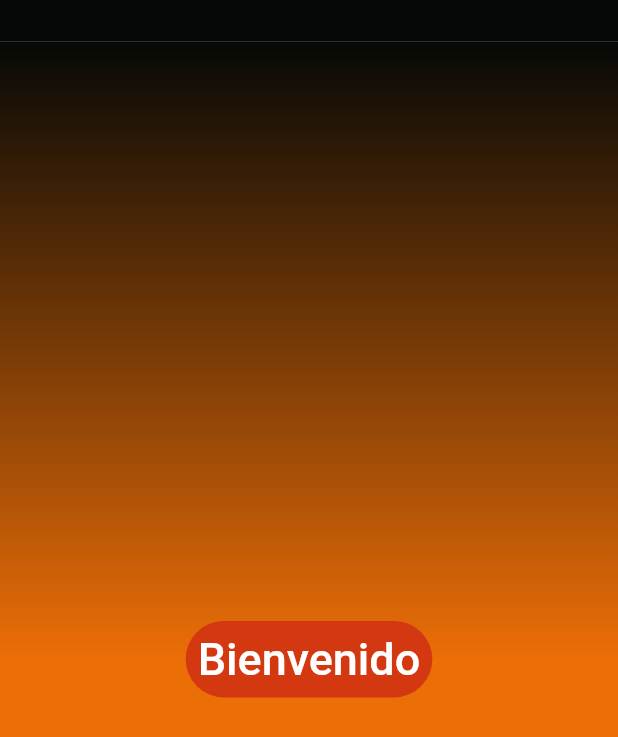
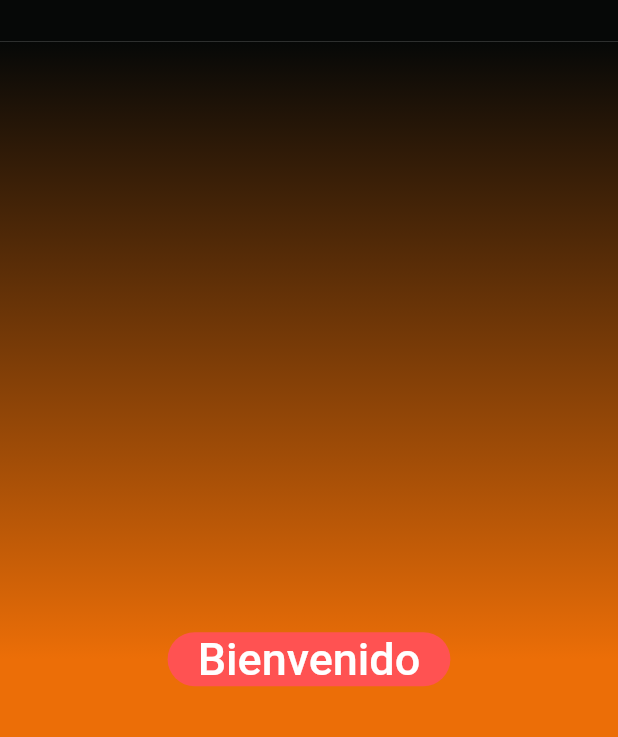
Before and after one commit to luishg76/designs_flutter, a Flutter app: the screen it shows after launch, scrolled down 576 dp, on a phone screen of 412 x 824 dp. Shown: the top 737 px of the screen. Run offline on Flutter 3.47's test engine with Material 2 defaults, Android fonts, the phone set to English and light mode, and no system bars.

Commit message:
salva(12-09-022)PC

```diff
--- a/lib/screens/basic_screen.dart
+++ b/lib/screens/basic_screen.dart
@@ -86,7 +86,6 @@ class _button extends StatelessWidget {
 }
 
 class _titleSection extends StatelessWidget {
-  const _titleSection({Key? key}) : super(key: key);
 
   @override
   Widget build(BuildContext context) {
--- a/lib/screens/scroll_screen.dart
+++ b/lib/screens/scroll_screen.dart
@@ -34,10 +34,11 @@ class _Page2 extends StatelessWidget {
         ),
         child: Center(
           child: TextButton(
-            style: TextButton.styleFrom(
-              backgroundColor: Color.fromARGB(255, 212, 56, 17),
+              style: TextButton.styleFrom(
+              padding: EdgeInsets.symmetric(horizontal: 20.0),
+              backgroundColor: Colors.redAccent,
               shape: StadiumBorder(),
-              shadowColor: Colors.black,
+              shadowColor: Colors.black87,
             ),
             child:Text('Bienvenido', style:TextStyle(color: Colors.white, fontSize: 30.0),),
             onPressed:(){},
```
